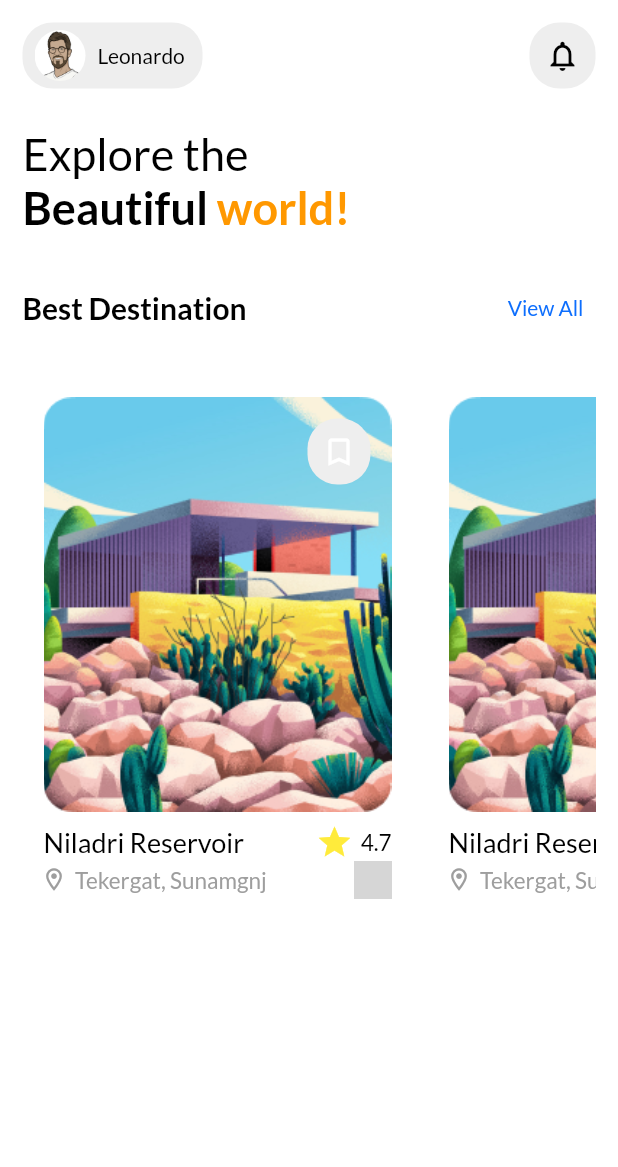
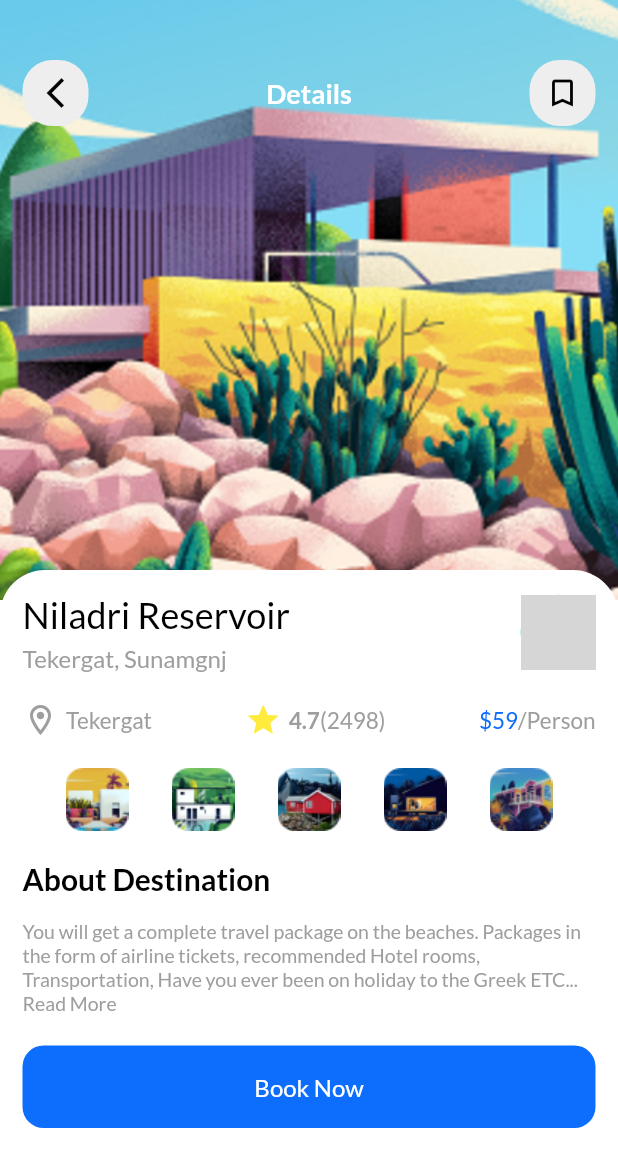
Before and after one commit to sangeeta2701/travenor-ui, a Flutter app: the HomeScreen screen opened directly, after a tap on "Niladri Reservoir", on a phone screen of 412 x 824 dp. Shown: the top 1167 px of the screen. Run offline on Flutter 3.47's test engine with Material 2 defaults, Android fonts, the phone set to English and light mode, and no system bars; our stand-ins replace animated_bottom_navigation_bar, google_fonts; grey boxes are pictures that could not be loaded.

Commit message:
Travenor UI

```diff
--- /dev/null
+++ b/lib/screens/Home/Home screen/home_detail_screen.dart
@@ -0,0 +1,431 @@
+import 'package:assignment_task/utils/ui_constants.dart';
+import 'package:flutter/material.dart';
+import 'package:google_fonts/google_fonts.dart';
+
+class HomeDetailScreen extends StatefulWidget {
+  const HomeDetailScreen({Key? key}) : super(key: key);
+
+  @override
+  State<HomeDetailScreen> createState() => _HomeDetailScreenState();
+}
+
+class _HomeDetailScreenState extends State<HomeDetailScreen> {
+  @override
+  Widget build(BuildContext context) {
+    return Stack(
+      children: [
+        Positioned(
+          top: 0.0,
+          left: 0.0,
+          right: 0.0,
+          child: Container(
+            height: 400,
+            child: Image(
+              // width: double.infinity,
+              image: AssetImage("assets/images/img81.PNG"),
+              fit: BoxFit.cover,
+            ),
+          ),
+        ),
+        Positioned(
+          left: 15.0,
+          right: 15.0,
+          top: 40.0,
+          child: Row(
+            mainAxisAlignment: MainAxisAlignment.spaceBetween,
+            children: [
+              Container(
+                height: 44,
+                width: 44,
+                decoration: BoxDecoration(
+                  borderRadius: BorderRadius.circular(20),
+                  color: appUiContainerColor,
+                ),
+                child: Icon(
+                  Icons.arrow_back_ios_new,
+                  color: appUiDarkColor,
+                ),
+              ),
+              Text(
+                "Details",
+                style: GoogleFonts.lato(
+                    decoration: TextDecoration.none,
+                    fontSize: 18,
+                    fontWeight: FontWeight.w600,
+                    color: appLightColor),
+              ),
+              Container(
+                height: 44,
+                width: 44,
+                decoration: BoxDecoration(
+                  borderRadius: BorderRadius.circular(20),
+                  color: appUiContainerColor,
+                ),
+                child: Icon(
+                  Icons.bookmark_border,
+                  color: appUiDarkColor,
+                ),
+              ),
+            ],
+          ),
+        ),
+        ListView(
+          padding: EdgeInsets.only(top: 380, left: 0, right: 0.0, bottom: 0),
+          children: [
+            Container(
+              height: 450,
+              decoration: BoxDecoration(
+                  color: appLightColor,
+                  borderRadius: BorderRadius.only(
+                    topLeft: Radius.circular(30),
+                    topRight: Radius.circular(30),
+                  )),
+              child: Padding(
+                padding: const EdgeInsets.all(15.0),
+                child: Column(
+                  children: [
+                    Row(
+                      mainAxisAlignment: MainAxisAlignment.spaceBetween,
+                      children: [
+                        Column(
+                          crossAxisAlignment: CrossAxisAlignment.start,
+                          children: [
+                            Text(
+                              "Niladri Reservoir",
+                              style: GoogleFonts.lato(
+                                  decoration: TextDecoration.none,
+                                  fontSize: 24,
+                                  fontWeight: FontWeight.w500,
+                                  color: appUiDarkColor),
+                            ),
+                            SizedBox(
+                              height: 5,
+                            ),
+                            Text(
+                              "Tekergat, Sunamgnj",
+                              style: GoogleFonts.lato(
+                                  decoration: TextDecoration.none,
+                                  fontSize: 16,
+                                  fontWeight: FontWeight.w400,
+                                  color: appUiTextColor),
+                            ),
+                          ],
+                        ),
+                        Container(
+                          height: 50,
+                          width: 50,
+                          decoration: BoxDecoration(
+                              color: Colors.greenAccent.shade200,
+                              shape: BoxShape.circle),
+                          child: Image(
+                            image: AssetImage("assets/images/img9.png"),
+                          ),
+                        ),
+                      ],
+                    ),
+                    SizedBox(
+                      height: 20,
+                    ),
+                    Row(
+                      mainAxisAlignment: MainAxisAlignment.spaceBetween,
+                      children: [
+                        Row(
+                          children: [
+                            Icon(
+                              Icons.location_on_outlined,
+                              color: appUiTextColor,
+                            ),
+                            SizedBox(
+                              width: 5,
+                            ),
+                            Text(
+                              "Tekergat",
+                              style: GoogleFonts.lato(
+                                  decoration: TextDecoration.none,
+                                  fontSize: 15,
+                                  fontWeight: FontWeight.w400,
+                                  color: appUiTextColor),
+                            ),
+                          ],
+                        ),
+                        Row(
+                          children: [
+                            Icon(
+                              Icons.star,
+                              color: Colors.yellow,
+                            ),
+                            SizedBox(
+                              width: 5,
+                            ),
+                            Text(
+                              "4.7",
+                              style: GoogleFonts.lato(
+                                  decoration: TextDecoration.none,
+                                  fontSize: 15,
+                                  fontWeight: FontWeight.w600,
+                                  color: appUiTextColor),
+                            ),
+                            Text(
+                              "(2498)",
+                              style: GoogleFonts.lato(
+                                  decoration: TextDecoration.none,
+                                  fontSize: 15,
+                                  fontWeight: FontWeight.w400,
+                                  color: appUiTextColor),
+                            ),
+                          ],
+                        ),
+                        Row(
+                          children: [
+                            Text(
+                              "\$59",
+                              style: GoogleFonts.lato(
+                                  decoration: TextDecoration.none,
+                                  fontSize: 15,
+                                  fontWeight: FontWeight.w400,
+                                  color: appUiColor),
+                            ),
+                            Text(
+                              "/Person",
+                              style: GoogleFonts.lato(
+                                  decoration: TextDecoration.none,
+                                  fontSize: 15,
+                                  fontWeight: FontWeight.w400,
+                                  color: appUiTextColor),
+                            ),
+                          ],
+                        ),
+                      ],
+                    ),
+                    SizedBox(
+                      height: 20,
+                    ),
+                    Row(
+                      mainAxisAlignment: MainAxisAlignment.spaceEvenly,
+                      children: [
+                        Container(
+                          height: 42,
+                          width: 42,
+                          decoration: BoxDecoration(
+                            borderRadius: BorderRadius.circular(10),
+                          ),
+                          child: Image(
+                            image: AssetImage("assets/images/img12.png"),
+                            fit: BoxFit.cover,
+                          ),
+                        ),
+                        Container(
+                          height: 42,
+                          width: 42,
+                          decoration: BoxDecoration(
+                            borderRadius: BorderRadius.circular(10),
+                          ),
+                          child: Image(
+                            image: AssetImage("assets/images/img13.png"),
+                            fit: BoxFit.cover,
+                          ),
+                        ),
+                        Container(
+                          height: 42,
+                          width: 42,
+                          decoration: BoxDecoration(
+                            borderRadius: BorderRadius.circular(10),
+                          ),
+                          child: Image(
+                            image: AssetImage("assets/images/img14.png"),
+                            fit: BoxFit.cover,
+                          ),
+                        ),
+                        Container(
+                          height: 42,
+                          width: 42,
+                          decoration: BoxDecoration(
+                            borderRadius: BorderRadius.circular(10),
+                          ),
+                          child: Image(
+                            image: AssetImage("assets/images/img15.png"),
+                            fit: BoxFit.cover,
+                          ),
+                        ),
+                        Container(
+                          height: 42,
+                          width: 42,
+                          decoration: BoxDecoration(
+                            borderRadius: BorderRadius.circular(10),
+                          ),
+                          child: Image(
+                            image: AssetImage("assets/images/img16.png"),
+                            fit: BoxFit.cover,
+                          ),
+                        ),
+                      ],
+                    ),
+                    SizedBox(
+                      height: 20,
+                    ),
+                    Align(
+                      alignment: Alignment.centerLeft,
+                      child: Text(
+                        "About Destination",
+                        style: GoogleFonts.lato(
+                            decoration: TextDecoration.none,
+                            fontSize: 20,
+                            fontWeight: FontWeight.w600,
+                            color: appUiDarkColor),
+                      ),
+                    ),
+                    SizedBox(
+                      height: 15,
+                    ),
+                    Text(
+                      "You will get a complete travel package on the beaches. Packages in the form of airline tickets, recommended Hotel rooms, Transportation, Have you ever been on holiday to the Greek ETC... Read More",
+                      style: GoogleFonts.lato(
+                          decoration: TextDecoration.none,
+                          fontSize: 13,
+                          fontWeight: FontWeight.w500,
+                          color: appUiTextColor),
+                    ),
+                    SizedBox(
+                      height: 20,
+                    ),
+                    Container(
+                      height: 55,
+                      width: double.infinity,
+                      decoration: BoxDecoration(
+                        borderRadius: BorderRadius.circular(14),
+                        color: appUiColor,
+                      ),
+                      child: Center(
+                        child: Text(
+                          "Book Now",
+                          style: GoogleFonts.lato(
+                            decoration: TextDecoration.none,
+                            fontSize: 16,
+                            fontWeight: FontWeight.w500,
+                            color: appLightColor,
+                          ),
+                        ),
+                      ),
+                    ),
+                  ],
+                ),
+              ),
+            ),
+          ],
+        ),
+      ],
+    );
+    // return Scaffold(
+    //   body: SingleChildScrollView(
+    //     child: Column(
+    //       children: [
+    //         Stack(
+    //           children: [
+    //             SizedBox(
+    //               height: 450,
+    //               width: double.infinity,
+    //               child: Image(
+    //                 // width: double.infinity,
+    //                 image: AssetImage("assets/images/img81.PNG"),
+    //                 fit: BoxFit.cover,
+    //               ),
+    //             ),
+    //             Positioned(
+    //               left: 15.0,
+    //               right: 15.0,
+    //               top: 40.0,
+    //               child: Row(
+    //                 mainAxisAlignment: MainAxisAlignment.spaceBetween,
+    //                 children: [
+    //                   Container(
+    //                     height: 44,
+    //                     width: 44,
+    //                     decoration: BoxDecoration(
+    //                       borderRadius: BorderRadius.circular(20),
+    //                       color: appUiContainerColor,
+    //                     ),
+    //                     child: Icon(
+    //                       Icons.arrow_back_ios_new,
+    //                       color: appUiDarkColor,
+    //                     ),
+    //                   ),
+    //                   Text(
+    //                     "Details",
+    //                     style: GoogleFonts.lato(
+    //                         fontSize: 18,
+    //                         fontWeight: FontWeight.w600,
+    //                         color: appLightColor),
+    //                   ),
+    //                   Container(
+    //                     height: 44,
+    //                     width: 44,
+    //                     decoration: BoxDecoration(
+    //                       borderRadius: BorderRadius.circular(20),
+    //                       color: appUiContainerColor,
+    //                     ),
+    //                     child: Icon(
+    //                       Icons.bookmark_border,
+    //                       color: appUiDarkColor,
+    //                     ),
+    //                   ),
+    //                 ],
+    //               ),
+    //             ),
+    //             Positioned(
+    //               left: 0.0,
+    //               right: 0.0,
+    //               top: 400.0,
+    //               child: SingleChildScrollView(
+    //                 child: Container(
+    //                   height: 450,
+    //                   width: double.infinity,
+    //                   decoration: BoxDecoration(
+    //                     color: appLightColor,
+    //                     borderRadius: BorderRadius.only(
+    //                       topLeft: Radius.circular(30),
+    //                       topRight: Radius.circular(30),
+    //                     ),
+    //                   ),
+    //                   child: Padding(
+    //                     padding: const EdgeInsets.all(15.0),
+    //                     child: Column(
+    //                       children: [
+    //                         Row(
+    //                           children: [
+    //                             Column(
+    //                               children: [
+    //                                 Text(
+    //                                   "Niladri Reservoir",
+    //                                   style: GoogleFonts.lato(
+    //                                       fontSize: 24,
+    //                                       fontWeight: FontWeight.w500,
+    //                                       color: appUiDarkColor),
+    //                                 ),
+    //                                 SizedBox(
+    //                                   height: 5,
+    //                                 ),
+    //                                 Text(
+    //                                   "Tekergat, Sunamgnj",
+    //                                   style: GoogleFonts.lato(
+    //                                       fontSize: 16,
+    //                                       fontWeight: FontWeight.w400,
+    //                                       color: appUiTextColor),
+    //                                 ),
+    //                               ],
+    //                             ),
+    //                           ],
+    //                         ),
+    //                       ],
+    //                     ),
+    //                   ),
+    //                 ),
+    //               ),
+    //             ),
+    //           ],
+    //         ),
+    //       ],
+    //     ),
+    //   ),
+    // );
+  }
+}
--- a/lib/screens/Home/Home screen/home_screen.dart
+++ b/lib/screens/Home/Home screen/home_screen.dart
@@ -1,3 +1,4 @@
+import 'package:assignment_task/screens/Home/Home%20screen/home_detail_screen.dart';
 import 'package:assignment_task/utils/ui_constants.dart';
 import 'package:flutter/material.dart';
 import 'package:google_fonts/google_fonts.dart';
@@ -139,7 +140,14 @@ class _HomeScreenState extends State<HomeScreen> {
                     children: [
                       GestureDetector(
                         behavior: HitTestBehavior.translucent,
-                        onTap: () {},
+                        onTap: () {
+                          Navigator.push(
+                            context,
+                            MaterialPageRoute(
+                              builder: (context) => HomeDetailScreen(),
+                            ),
+                          );
+                        },
                         child: Container(
                           height: 380,
                           width: 260,
```
Also changed, not shown: assets/images/img12.png (added), assets/images/img13.png (added), assets/images/img14.png (added), assets/images/img15.png (added), assets/images/img16.png (added), assets/images/img81.PNG (added).
